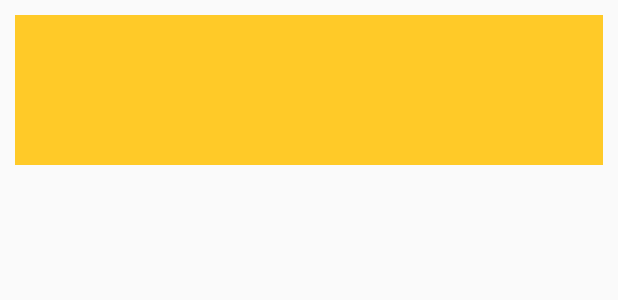
After one commit to imoto-yuya-1234/IdeaMan_demo, an Android app: the layout add_list_dialog.xml on its own in the app's theme, with its tools: preview values and no code run, on a phone screen of 412 x 824 dp. The commit adds this screen. Shown: the top 300 px of the screen. Run offline under Robolectric (Android 15) with nearby library versions, the phone set to English and light mode, and no system bars.

Commit message:
ダイアログ表示を実装

```diff
--- /dev/null
+++ b/app/src/main/res/layout/add_list_dialog.xml
@@ -0,0 +1,22 @@
+<?xml version="1.0" encoding="utf-8"?>
+<RelativeLayout xmlns:android="http://schemas.android.com/apk/res/android"
+    android:layout_width="match_parent" android:layout_height="match_parent">
+
+    <android.support.design.widget.TextInputLayout
+        android:id="@+id/name_text_input_layout"
+        android:layout_width="match_parent"
+        android:layout_height="100dp"
+        android:padding="8dp"
+        android:layout_margin="10dp"
+        android:background="@color/colorStickyNotes">
+
+        <AutoCompleteTextView
+            android:id="@+id/name"
+            android:layout_width="match_parent"
+            android:layout_height="wrap_content"
+            android:imeOptions="actionNone"
+            android:background="#00000000"/>
+
+    </android.support.design.widget.TextInputLayout>
+
+</RelativeLayout>
--- a/app/src/main/res/values/colors.xml
+++ b/app/src/main/res/values/colors.xml
@@ -3,4 +3,5 @@
     <color name="colorPrimary">#3F51B5</color>
     <color name="colorPrimaryDark">#303F9F</color>
     <color name="colorAccent">#FF4081</color>
+    <color name="colorStickyNotes">#FFCA28</color>
 </resources>
```
Also changed, not shown: app/src/main/java/com/example/yuya/ideaman_demo/AddListDialog.kt (added, +28 -0 lines), app/src/main/java/com/example/yuya/ideaman_demo/MainActivity.kt (+6 -5 lines).
